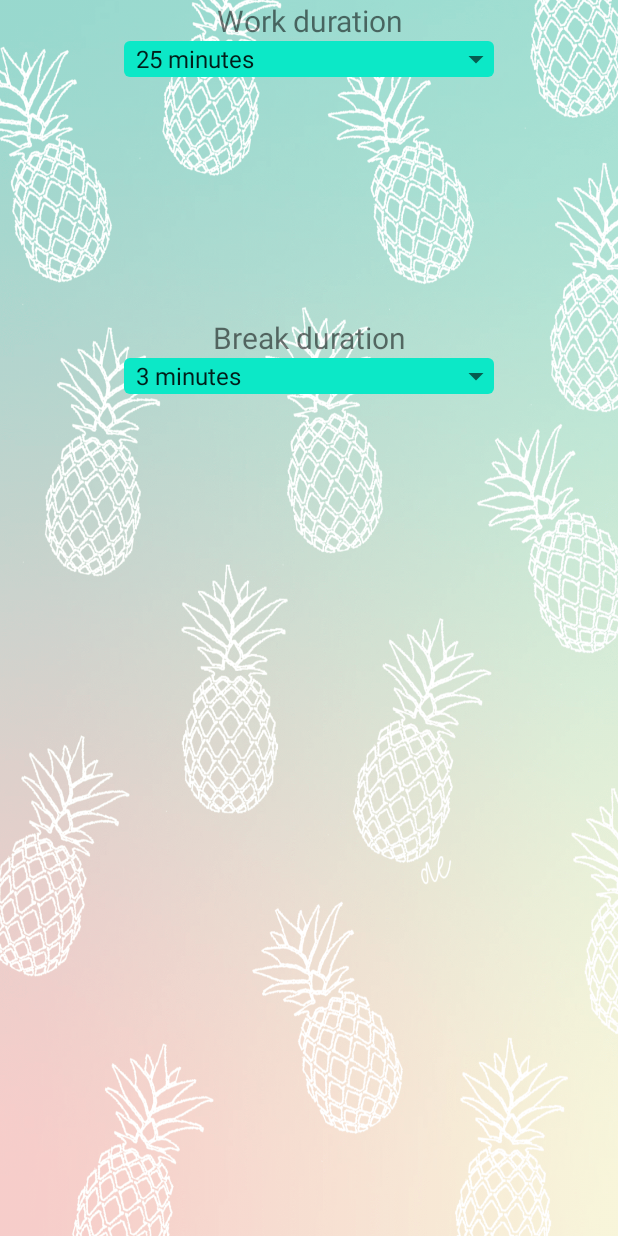
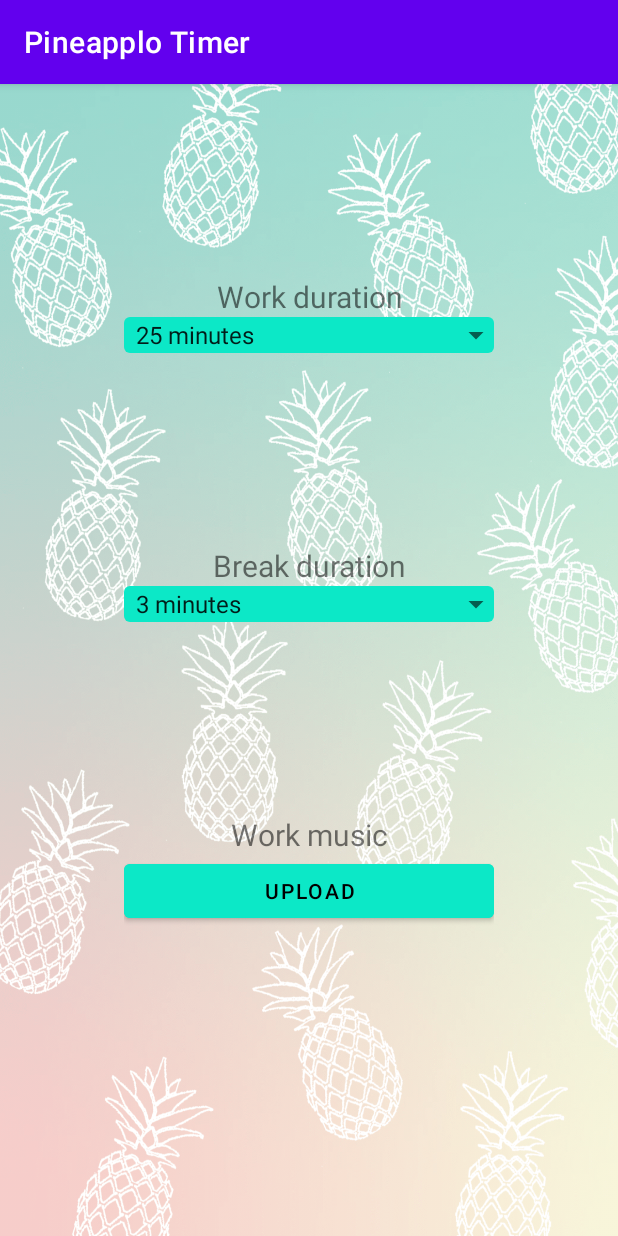
Before and after one commit to Zhenya20062/Pineapplo, an Android app: the screen it shows after launch (SettingsActivity), after a tap on an icon or button, on a phone screen of 412 x 824 dp. Run offline under Robolectric (Android 15) with nearby library versions, the phone set to English and light mode, and no system bars; 1 statement that could not run was skipped.

Commit message:
add background ambient music when starting focus or break mode; upload music for background ambience; add force portrait mode on all activities; add success notification when round is finished; refactoring

```diff
--- /dev/null
+++ b/app/src/main/java/com/euzhene/pineapplo/PineapploApp.java
@@ -0,0 +1,27 @@
+package com.euzhene.pineapplo;
+
+import android.app.Application;
+import android.media.MediaPlayer;
+import android.net.Uri;
+import android.util.Log;
+
+import java.io.File;
+
+public class PineapploApp extends Application {
+    public static final String TAG = "PresentationLayer";
+    public MediaPlayer musicPlayer;
+
+
+    @Override
+    public void onCreate() {
+        super.onCreate();
+        File musicFile = new File(getCacheDir() + "/music");
+        musicPlayer = MediaPlayer.create(this, Uri.fromFile(musicFile));
+        musicPlayer.setLooping(true);
+    }
+
+    public void pausePlayer() {
+        Log.d(TAG, "pausePlayer:");
+        if (musicPlayer != null) musicPlayer.pause();
+    }
+}
--- a/app/src/main/java/com/euzhene/pineapplo/activities/MainActivity.java
+++ b/app/src/main/java/com/euzhene/pineapplo/activities/MainActivity.java
@@ -2,6 +2,7 @@ package com.euzhene.pineapplo.activities;
 
 import androidx.appcompat.app.AppCompatActivity;
 import androidx.lifecycle.Observer;
+import androidx.lifecycle.ViewModelProvider;
 
 import android.content.Context;
 import android.content.Intent;
@@ -17,6 +18,7 @@ import com.euzhene.pineapplo.viewmodels.TimerViewModel;
 
 
 public class MainActivity extends AppCompatActivity implements View.OnClickListener{
+
     private Intent intent;
     public static TimerViewModel timerViewModel;
 
@@ -31,9 +33,7 @@ public class MainActivity extends AppCompatActivity implements View.OnClickListe
         setContentView(view);
 
         TimeSettings.setSharedPreferences(getSharedPreferences("MyPrefs", Context.MODE_PRIVATE));
-
-        timerViewModel = new TimerViewModel();
-
+        timerViewModel = new ViewModelProvider(this,new TimerViewModel.TimerViewModelFactory(getApplication())).get(TimerViewModel.class);
         intent = new Intent(this, MyService.class);
 
         setButtonListeners();
--- a/app/src/main/java/com/euzhene/pineapplo/activities/SettingsActivity.java
+++ b/app/src/main/java/com/euzhene/pineapplo/activities/SettingsActivity.java
@@ -1,33 +1,55 @@
 package com.euzhene.pineapplo.activities;
 
-import android.app.Activity;
 import android.content.SharedPreferences;
 import android.graphics.drawable.Drawable;
 import android.os.Bundle;
-import android.util.Log;
 import android.view.View;
 import android.widget.AdapterView;
-import android.widget.Spinner;
+import android.widget.Toast;
 
+import androidx.activity.result.ActivityResultLauncher;
+import androidx.activity.result.contract.ActivityResultContracts;
 import androidx.annotation.Nullable;
+import androidx.appcompat.app.AppCompatActivity;
 import androidx.appcompat.content.res.AppCompatResources;
+import androidx.lifecycle.ViewModelProvider;
 
 import com.euzhene.pineapplo.Custom.CustomAdapter;
 import com.euzhene.pineapplo.R;
 import com.euzhene.pineapplo.TimeSettings;
+import com.euzhene.pineapplo.databinding.SettingsActivityBinding;
+import com.euzhene.pineapplo.viewmodels.SettingsViewModel;
 
 
-public class SettingsActivity extends Activity implements AdapterView.OnItemSelectedListener {
+public class SettingsActivity extends AppCompatActivity implements AdapterView.OnItemSelectedListener {
+    private SettingsActivityBinding binding;
+    private SettingsViewModel viewModel;
+
+    private ActivityResultLauncher<String> launcher;
 
     @Override
     protected void onCreate(@Nullable Bundle savedInstanceState) {
         super.onCreate(savedInstanceState);
-        setContentView(R.layout.settings_activity);
+        binding = SettingsActivityBinding.inflate(getLayoutInflater());
+        setContentView(binding.getRoot());
 
         ChangeBackgroundAlpha(130);
 
         CreateSpinners();
+
+        binding.btnUploadMusic.setOnClickListener((v) -> launcher.launch("audio/*"));
+
+        viewModel = new ViewModelProvider(this, new SettingsViewModel.SettingsViewModelFactory(getApplication())).get(SettingsViewModel.class);
+
+        launcher = registerForActivityResult(new ActivityResultContracts.GetContent(), result -> {
+            if (result == null) return;
+
+            viewModel.uploadMusic(result);
+        });
+
+        setObservables();
     }
+
 
     private void CreateSpinners() {
         CustomAdapter workAdapter = new CustomAdapter(this, android.R.layout.simple_spinner_item, getDurations("work"));
@@ -36,56 +58,72 @@ public class SettingsActivity extends Activity implements AdapterView.OnItemSele
         workAdapter.setDropDownViewResource(android.R.layout.simple_spinner_dropdown_item);
         breakAdapter.setDropDownViewResource(android.R.layout.simple_spinner_dropdown_item);
 
-        Spinner workSpn = findViewById(R.id.workDurationSpinner);
-        workSpn.setAdapter(workAdapter);
+        binding.workDurationSpinner.setAdapter(workAdapter);
         workAdapter.setItemToHide(0);
 
-        Spinner breakSpn = findViewById(R.id.breakDurationSpinner);
-        breakSpn.setAdapter(breakAdapter);
+        binding.breakDurationSpinner.setAdapter(breakAdapter);
         breakAdapter.setItemToHide(0);
 
-        workSpn.setOnItemSelectedListener(this);
-        breakSpn.setOnItemSelectedListener(this);
+        binding.workDurationSpinner.setOnItemSelectedListener(this);
+        binding.breakDurationSpinner.setOnItemSelectedListener(this);
     }
+
     private String[] getDurations(String durationID) {
         String[] durationsDefault = null;
         String[] durationsExtented = null;
         int minuteDefault = 0;
         if (durationID.equals("work")) {
-            durationsDefault =getResources().getStringArray(R.array.timerWorkDurationArray);
+            durationsDefault = getResources().getStringArray(R.array.timerWorkDurationArray);
             durationsExtented = new String[durationsDefault.length + 1];
             minuteDefault = TimeSettings.minuteWorkDefault;
-        }
-        else if (durationID.equals("break")) {
+        } else if (durationID.equals("break")) {
             durationsDefault = getResources().getStringArray(R.array.timerBreakDurationArray);
             durationsExtented = new String[durationsDefault.length + 1];
             minuteDefault = TimeSettings.minuteBreakDefault;
         }
         for (int i = 1; i < durationsExtented.length; i++) {
-            if (String.valueOf(minuteDefault).equals(durationsDefault[i-1].split(" ")[0])) {
-                durationsExtented[0] = durationsDefault[i-1];
+            if (String.valueOf(minuteDefault).equals(durationsDefault[i - 1].split(" ")[0])) {
+                durationsExtented[0] = durationsDefault[i - 1];
             }
 
             durationsExtented[i] = durationsDefault[i - 1];
         }
         return durationsExtented;
     }
+
     @Override
     public void onItemSelected(AdapterView<?> parent, View view, int pos, long id) {
-         String input = parent.getSelectedItem().toString();
+        String input = parent.getSelectedItem().toString();
 
-         int iInput = Integer.parseInt(input.split(" ")[0]);
+        int iInput = Integer.parseInt(input.split(" ")[0]);
         SharedPreferences.Editor editor = TimeSettings.getSharedPreferences().edit();
 
         if (parent.getId() == R.id.workDurationSpinner) {
             editor.putInt("workTime", iInput);
-        }
-        else if (parent.getId() == R.id.breakDurationSpinner){
+        } else if (parent.getId() == R.id.breakDurationSpinner) {
             editor.putInt("breakTime", iInput);
         }
 
         editor.apply();
         TimeSettings.UpdateTimeSettings();
+    }
+
+    private void setObservables() {
+        viewModel.error.observe(this, s -> {
+            if (s == null) return;
+
+            Toast.makeText(this, s, Toast.LENGTH_LONG).show();
+        });
+
+        viewModel.isLoadingMusic.observe(this, b -> {
+            binding.btnUploadMusic.setEnabled(!b);
+            binding.btnUploadMusic.setBackgroundColor(getColor(b ? R.color.bg_spinner_inactive : R.color.bg_spinner));
+            if (b) binding.progressIndicator.show(); else binding.progressIndicator.hide();
+        });
+
+        viewModel.fileProgress.observe(this, b->{
+            binding.progressIndicator.setProgress(b);
+        });
     }
 
 
@@ -94,12 +132,16 @@ public class SettingsActivity extends Activity implements AdapterView.OnItemSele
         super.onDestroy();
         ChangeBackgroundAlpha(255);
     }
+
     private void ChangeBackgroundAlpha(int alpha) {
         Drawable background = AppCompatResources.getDrawable(getApplicationContext(), R.drawable.bg);
         background.setAlpha(alpha);
     }
+
     @Override
     public void onNothingSelected(AdapterView<?> adapterView) {
 
     }
+
+    private static final int PICK_MUSIC_REQUEST_CODE = 343;
 }
--- /dev/null
+++ b/app/src/main/java/com/euzhene/pineapplo/viewmodels/SettingsViewModel.java
@@ -0,0 +1,80 @@
+package com.euzhene.pineapplo.viewmodels;
+
+import android.app.Application;
+import android.net.Uri;
+import android.util.Log;
+
+import androidx.annotation.NonNull;
+import androidx.lifecycle.AndroidViewModel;
+import androidx.lifecycle.MutableLiveData;
+import androidx.lifecycle.ViewModel;
+import androidx.lifecycle.ViewModelProvider;
+
+import com.euzhene.pineapplo.PineapploApp;
+import com.euzhene.pineapplo.R;
+
+import java.io.File;
+import java.io.FileOutputStream;
+import java.io.InputStream;
+
+public class SettingsViewModel extends AndroidViewModel {
+    public MutableLiveData<Boolean> isLoadingMusic = new MutableLiveData<>(false);
+
+    public MutableLiveData<Integer> fileProgress = new MutableLiveData<>(0);
+
+    public MutableLiveData<String> error = new MutableLiveData<>(null);
+
+    public SettingsViewModel(@NonNull Application application) {
+        super(application);
+    }
+
+
+    public void uploadMusic(Uri uri) {
+        new Thread(() -> {
+            try {
+                isLoadingMusic.postValue(true);
+                InputStream is = getApplication().getContentResolver().openInputStream(uri);
+                if (is == null) {
+                    error.postValue(getApplication().getString(R.string.unknown_error));
+                    return;
+                }
+                int fileSize = is.available();
+                File file = new File(getApplication().getCacheDir() + "/music");
+                if (file.exists()) {
+                    Log.d(PineapploApp.TAG, "file already exists. its length is " + file.length());
+                }
+                FileOutputStream fileOutputStream = new FileOutputStream(file.getPath());
+                Log.d(PineapploApp.TAG, "uploadMusic: " + file.getPath());
+                int size = is.available();
+                fileProgress.postValue(size / fileSize * 100);
+                while (size > 0) {
+                    byte[] buffer = new byte[size];
+                    size = is.read(buffer);
+                    fileOutputStream.write(buffer);
+                    fileProgress.postValue(size * 100 / fileSize);
+                }
+                is.close();
+                fileOutputStream.close();
+            } catch (Exception e) {
+                Log.e(PineapploApp.TAG, e.toString());
+                error.postValue(e.getLocalizedMessage());
+            } finally {
+                isLoadingMusic.postValue(false);
+            }
+        }).start();
+    }
+
+    public static class SettingsViewModelFactory implements ViewModelProvider.Factory {
+        Application application;
+
+        public SettingsViewModelFactory(@NonNull Application application) {
+            this.application = application;
+        }
+
+        @NonNull
+        @Override
+        public <T extends ViewModel> T create(@NonNull Class<T> modelClass) {
+            return (T) new SettingsViewModel(application);
+        }
+    }
+}
--- a/app/src/main/java/com/euzhene/pineapplo/viewmodels/TimerViewModel.java
+++ b/app/src/main/java/com/euzhene/pineapplo/viewmodels/TimerViewModel.java
@@ -1,24 +1,45 @@
 package com.euzhene.pineapplo.viewmodels;
 
+import android.app.Application;
+import android.media.MediaPlayer;
+import android.net.Uri;
 import android.os.CountDownTimer;
 
+import androidx.annotation.NonNull;
+import androidx.lifecycle.AndroidViewModel;
 import androidx.lifecycle.MutableLiveData;
 import androidx.lifecycle.ViewModel;
+import androidx.lifecycle.ViewModelProvider;
 
+import com.euzhene.pineapplo.PineapploApp;
 import com.euzhene.pineapplo.TimeSettings;
 
-public class TimerViewModel extends ViewModel {
+import java.io.File;
+
+public class TimerViewModel extends AndroidViewModel {
+    public TimerViewModel(@NonNull Application application) {
+        super(application);
+    }
 
     private CountDownTimer downTimer;
 
     com.euzhene.pineapplo.models.Timer timer = new com.euzhene.pineapplo.models.Timer();
 
-    public boolean IsBreak() { return timer.isBreak();}
 
-    public MutableLiveData<String> Minutes = new MutableLiveData<>(timer.getMinutes() < 10 ? "0" + timer.getMinutes():String.valueOf(timer.getMinutes()));
-    public MutableLiveData<String> Seconds = new MutableLiveData<>(timer.getSeconds() < 10 ? "0" + timer.getSeconds():String.valueOf(timer.getSeconds()));
+    public boolean IsBreak() {
+        return timer.isBreak();
+    }
 
-    public int GetTotalTimeInMillis() { return timer.getTotalTimeMillis();}
+    public MutableLiveData<String> Minutes = new MutableLiveData<>(timer.getMinutes() < 10 ? "0" + timer.getMinutes() : String.valueOf(timer.getMinutes()));
+    public MutableLiveData<String> Seconds = new MutableLiveData<>(timer.getSeconds() < 10 ? "0" + timer.getSeconds() : String.valueOf(timer.getSeconds()));
+
+    public int GetTotalTimeInMillis() {
+        return timer.getTotalTimeMillis();
+    }
+
+    public int GetTotalTimeInMinutes() {
+        return timer.getTotalTimeMillis() / 1000 / 60;
+    }
 
     public void Start() {
 
@@ -36,16 +57,20 @@ public class TimerViewModel extends ViewModel {
                 UpdateTimeSettings(!timer.isBreak());
             }
         }.start();
+        getPlayer().start();
     }
+
     public void Stop() {
         downTimer.cancel();
         UpdateTimeSettings(false);
+        getPlayer().pause();
     }
 
     private void UpdateStringTime() {
-        Minutes.setValue(timer.getMinutes() < 10 ? "0" + timer.getMinutes():String.valueOf(timer.getMinutes()));
-        Seconds.setValue(timer.getSeconds() < 10 ? "0" + timer.getSeconds():String.valueOf(timer.getSeconds()));
+        Minutes.setValue(timer.getMinutes() < 10 ? "0" + timer.getMinutes() : String.valueOf(timer.getMinutes()));
+        Seconds.setValue(timer.getSeconds() < 10 ? "0" + timer.getSeconds() : String.valueOf(timer.getSeconds()));
     }
+
     public void UpdateTimeSettings(boolean isBreak) {
         timer.updateCurrentTimeFromRepository(isBreak);
         UpdateStringTime();
@@ -54,4 +79,27 @@ public class TimerViewModel extends ViewModel {
     public boolean IsGoing() {
         return timer.isGoing();
     }
+
+    private PineapploApp getApp() {
+        return getApplication();
+    }
+
+    private MediaPlayer getPlayer() {
+        return getApp().musicPlayer;
+    }
+
+
+    public static class TimerViewModelFactory implements ViewModelProvider.Factory {
+        Application application;
+
+        public TimerViewModelFactory(@NonNull Application application) {
+            this.application = application;
+        }
+
+        @NonNull
+        @Override
+        public <T extends ViewModel> T create(@NonNull Class<T> modelClass) {
+            return (T) new TimerViewModel(application);
+        }
+    }
 }
--- a/app/src/main/res/drawable/bg_spinner.xml
+++ b/app/src/main/res/drawable/bg_spinner.xml
@@ -4,7 +4,7 @@
         <layer-list android:paddingRight="14dp">
             <item >
                 <shape android:shape="rectangle" >
-                    <solid android:color="#0ce8c7"/>
+                    <solid android:color="@color/bg_spinner"/>
                     <corners android:radius="4dp"/>
                 </shape>
             </item>
--- a/app/src/main/res/layout/settings_activity.xml
+++ b/app/src/main/res/layout/settings_activity.xml
@@ -4,16 +4,22 @@
     xmlns:tools="http://schemas.android.com/tools"
     android:layout_width="match_parent"
     android:layout_height="match_parent"
-    android:background="@drawable/bg"
-    >
+    android:background="@drawable/bg">
 
-    <LinearLayout
+    <androidx.constraintlayout.widget.ConstraintLayout
         android:layout_width="0dp"
         android:layout_height="match_parent"
-        android:orientation="vertical"
         app:layout_constraintEnd_toEndOf="parent"
         app:layout_constraintStart_toStartOf="parent"
         app:layout_constraintWidth_percent="0.6">
+
+        <LinearLayout
+            android:id="@+id/ll_work_duration"
+            android:layout_width="match_parent"
+            android:layout_height="wrap_content"
+            android:orientation="vertical"
+            app:layout_constraintBottom_toTopOf="@id/ll_break_duration"
+            app:layout_constraintTop_toTopOf="parent">
 
             <TextView
                 android:layout_width="match_parent"
@@ -22,29 +28,71 @@
                 android:textAlignment="center"
                 android:textSize="20sp" />
 
-
             <Spinner
                 android:id="@+id/workDurationSpinner"
                 android:layout_width="match_parent"
                 android:layout_height="wrap_content"
-            android:layout_marginBottom="160dp"
                 android:background="@drawable/bg_spinner"
                 android:dropDownWidth="wrap_content"
                 android:spinnerMode="dropdown" />
+        </LinearLayout>
+
+        <LinearLayout
+            android:id="@+id/ll_break_duration"
+            android:layout_width="match_parent"
+            android:layout_height="wrap_content"
+            android:orientation="vertical"
+            app:layout_constraintBottom_toTopOf="@+id/ll_work_music"
+            app:layout_constraintTop_toBottomOf="@id/ll_work_duration">
+
             <TextView
                 android:layout_width="match_parent"
                 android:layout_height="wrap_content"
                 android:text="@string/settingsBreakDuration"
                 android:textAlignment="center"
                 android:textSize="20sp" />
+
             <Spinner
                 android:id="@+id/breakDurationSpinner"
                 android:layout_width="match_parent"
                 android:layout_height="wrap_content"
-            android:layout_marginBottom="250dp"
                 android:background="@drawable/bg_spinner"
                 android:dropDownWidth="wrap_content"
                 android:spinnerMode="dropdown" />
         </LinearLayout>
 
+        <LinearLayout
+            android:id="@+id/ll_work_music"
+            android:layout_width="match_parent"
+            android:layout_height="wrap_content"
+            android:orientation="vertical"
+            app:layout_constraintBottom_toBottomOf="parent"
+            app:layout_constraintTop_toBottomOf="@id/ll_break_duration">
+
+            <TextView
+                android:layout_width="match_parent"
+                android:layout_height="wrap_content"
+                android:text="@string/settingsWorkMusic"
+                android:textAlignment="center"
+                android:textSize="20sp" />
+
+            <Button
+                android:id="@+id/btn_upload_music"
+                android:layout_width="match_parent"
+                android:layout_height="wrap_content"
+                android:backgroundTint="@color/bg_spinner"
+                android:text="@string/upload"
+                android:textColor="@color/black" />
+
+            <com.google.android.material.progressindicator.CircularProgressIndicator
+                android:id="@+id/progress_indicator"
+                android:layout_width="wrap_content"
+                android:layout_height="wrap_content"
+                android:layout_gravity="center"
+                app:indicatorSize="70dp"
+                app:trackThickness="5dp" />
+        </LinearLayout>
+
     </androidx.constraintlayout.widget.ConstraintLayout>
+
+</androidx.constraintlayout.widget.ConstraintLayout>
--- a/app/src/main/res/values/colors.xml
+++ b/app/src/main/res/values/colors.xml
@@ -7,4 +7,6 @@
     <color name="teal_700">#FF018786</color>
     <color name="black">#FF000000</color>
     <color name="white">#FFFFFFFF</color>
+    <color name="bg_spinner">#0ce8c7</color>
+    <color name="bg_spinner_inactive">#BFBFBF</color>
 </resources>
```
Also changed, not shown: app/src/main/AndroidManifest.xml (+15 -8 lines), app/src/main/java/com/euzhene/pineapplo/MyService.java (+12 -11 lines), app/src/main/java/com/euzhene/pineapplo/MyWakefulReceiver.java (+23 -11 lines), app/src/main/res/values/strings.xml (+8 -5 lines), 2 other files. Lines whose indentation alone changed are shown as unchanged.
